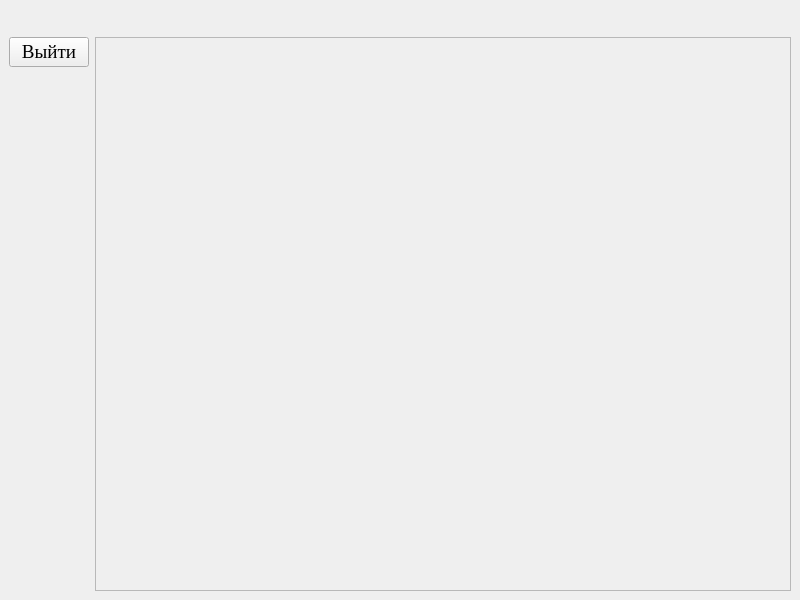
Shadow7x/DemoExam, file fourth/desktop/UI/ProductWindow.ui: the form before one commit.
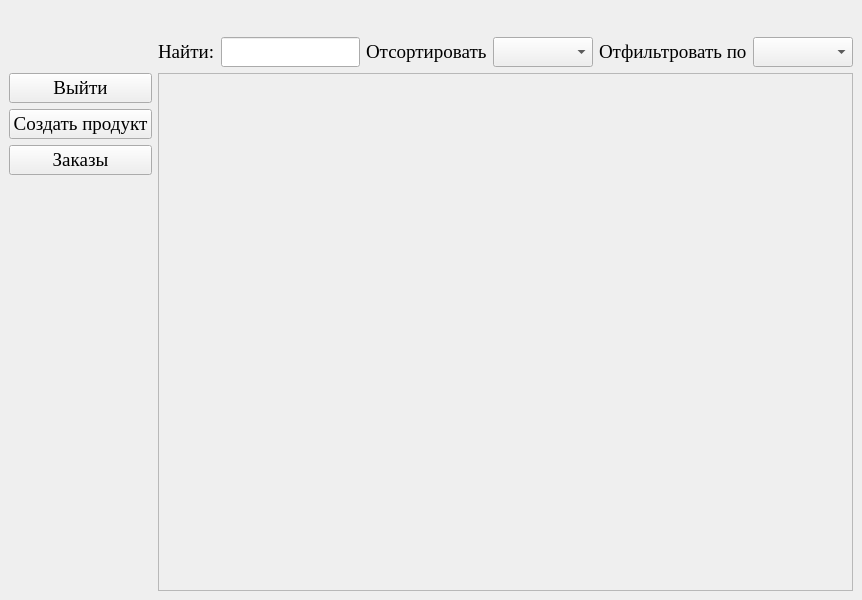
The form after the commit. Icons and pictures are not drawn.

Patch:
```diff
--- a/fourth/desktop/UI/ProductWindow.ui
+++ b/fourth/desktop/UI/ProductWindow.ui
@@ -6,7 +6,7 @@
    <rect>
     <x>0</x>
     <y>0</y>
-    <width>800</width>
+    <width>862</width>
     <height>600</height>
    </rect>
   </property>
@@ -25,7 +25,17 @@
   </property>
   <widget class="QWidget" name="centralwidget">
    <layout class="QGridLayout" name="gridLayout">
-    <item row="1" column="2">
+    <item row="0" column="2">
+     <widget class="QLabel" name="FIO">
+      <property name="text">
+       <string/>
+      </property>
+      <property name="alignment">
+       <set>Qt::AlignRight|Qt::AlignTrailing|Qt::AlignVCenter</set>
+      </property>
+     </widget>
+    </item>
+    <item row="2" column="2">
      <widget class="QScrollArea" name="scrollArea">
       <property name="widgetResizable">
        <bool>true</bool>
@@ -35,15 +45,15 @@
         <rect>
          <x>0</x>
          <y>0</y>
-         <width>697</width>
-         <height>553</height>
+         <width>690</width>
+         <height>518</height>
         </rect>
        </property>
        <layout class="QVBoxLayout" name="verticalLayout_2"/>
       </widget>
      </widget>
     </item>
-    <item row="1" column="0">
+    <item row="2" column="0">
      <layout class="QVBoxLayout" name="verticalLayout">
       <item>
        <widget class="QPushButton" name="Exit">
@@ -52,6 +62,20 @@
         </property>
        </widget>
       </item>
+      <item>
+       <widget class="QPushButton" name="CreateProduct">
+        <property name="text">
+         <string>Создать продукт</string>
+        </property>
+       </widget>
+      </item>
+      <item>
+       <widget class="QPushButton" name="OpenOrders">
+        <property name="text">
+         <string>Заказы</string>
+        </property>
+       </widget>
+      </item>
       <item>
        <spacer name="verticalSpacer">
         <property name="orientation">
@@ -67,15 +91,39 @@
       </item>
      </layout>
     </item>
-    <item row="0" column="2">
-     <widget class="QLabel" name="FIO">
-      <property name="text">
-       <string/>
-      </property>
-      <property name="alignment">
-       <set>Qt::AlignRight|Qt::AlignTrailing|Qt::AlignVCenter</set>
-      </property>
-     </widget>
+    <item row="1" column="2">
+     <layout class="QHBoxLayout" name="horizontalLayout">
+      <item>
+       <widget class="QLabel" name="label">
+        <property name="text">
+         <string>Найти:</string>
+        </property>
+       </widget>
+      </item>
+      <item>
+       <widget class="QLineEdit" name="Search"/>
+      </item>
+      <item>
+       <widget class="QLabel" name="label_2">
+        <property name="text">
+         <string>Отсортировать</string>
+        </property>
+       </widget>
+      </item>
+      <item>
+       <widget class="QComboBox" name="comboBoxSort"/>
+      </item>
+      <item>
+       <widget class="QLabel" name="label_3">
+        <property name="text">
+         <string>Отфильтровать по</string>
+        </property>
+       </widget>
+      </item>
+      <item>
+       <widget class="QComboBox" name="comboBoxFilter"/>
+      </item>
+     </layout>
     </item>
    </layout>
   </widget>
```
